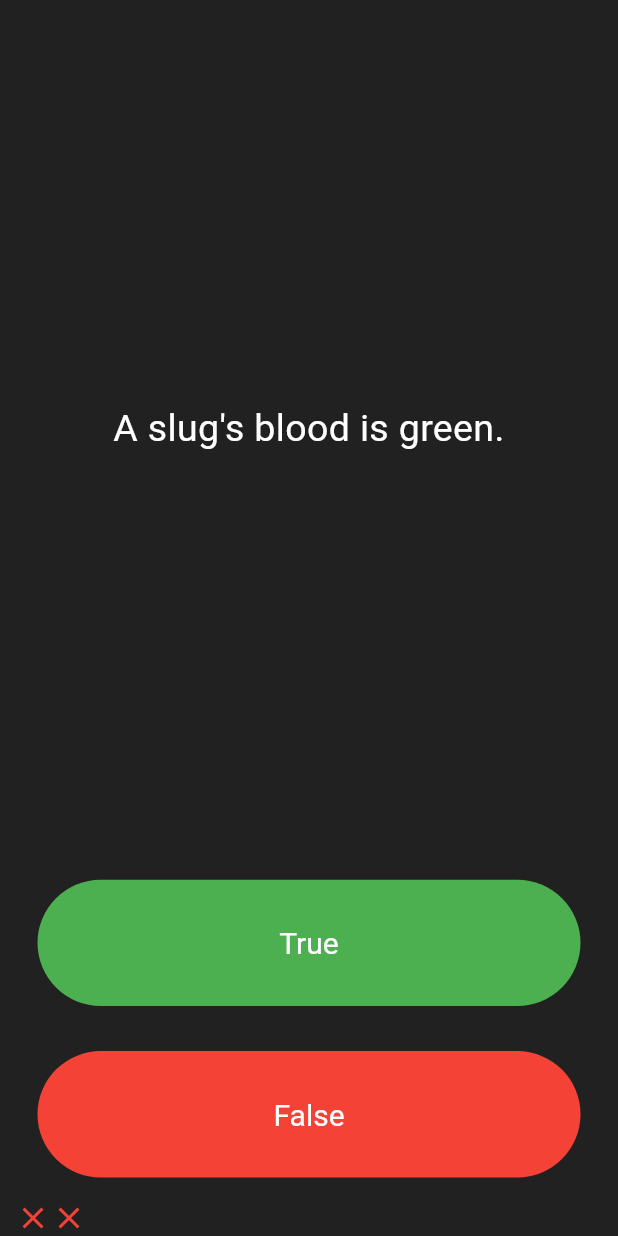
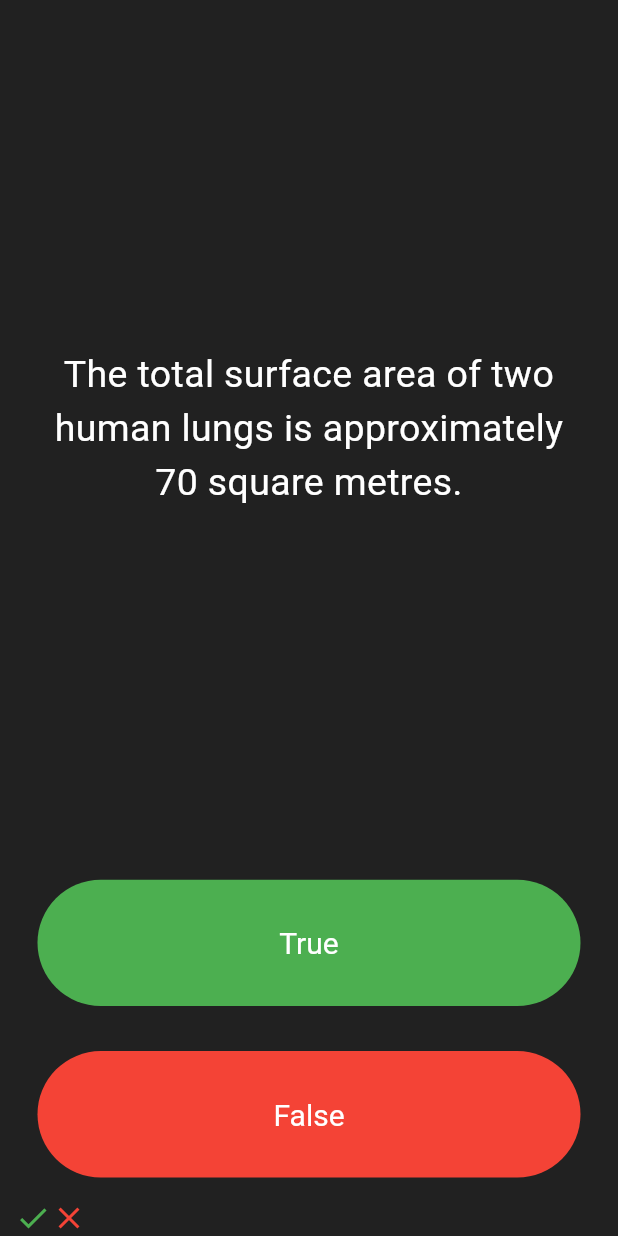
Before and after one commit to Harounjlassi/Quizzler-, a Flutter app: the screen it shows after launch, after a tap on "True", after a tap on "False", on a phone screen of 412 x 824 dp. Run offline on Flutter 3.47's test engine with Material 3 defaults, Android fonts, the phone set to English and light mode, and no system bars.

Commit message:
add question number

```diff
--- a/lib/QuizBrain.dart
+++ b/lib/QuizBrain.dart
@@ -1,15 +1,62 @@
 import 'package:quizzler/Question.dart';
 
 class QuizBrain {
-  int quetionNumber = 0;
-  List<Question> QuestionBank = [
+  int _questionNumber = 0;
+
+  List<Question> _QuestionBank = [
+    Question(questionText: "A slug's blood is green.", questionAnswer: true),
     Question(
-        questionText: 'You can lead a cow down stairs but not up stairs.',
+        questionText:
+            "Approximately one quarter of human bones are in the feet.",
+        questionAnswer: true),
+    Question(
+        questionText:
+            "The total surface area of two human lungs is approximately 70 square metres.",
+        questionAnswer: true),
+    Question(
+        questionText:
+            "In West Virginia, USA, if you accidentally hit an animal with your car, you are free to take it home to eat.",
+        questionAnswer: true),
+    Question(
+        questionText:
+            "In London, UK, if you happen to die in the House of Parliament, you are technically entitled to a state funeral, because the building is considered too sacred a place.",
+        questionAnswer: false),
+    Question(
+        questionText: "It is illegal to pee in the Ocean in Portugal.",
+        questionAnswer: true),
+    Question(
+        questionText: "You can lead a cow down stairs but not up stairs.",
+        questionAnswer: false),
+    Question(
+        questionText: "Google was originally called 'Backrub'.",
+        questionAnswer: true),
+    Question(
+        questionText: "Buzz Aldrin's mother's maiden name was 'Moon'.",
+        questionAnswer: true),
+    Question(
+        questionText:
+            "The loudest sound produced by any animal is 188 decibels. That animal is the African Elephant.",
         questionAnswer: false),
     Question(
         questionText:
-            'Approximately one quarter of human bones are in the feet.',
-        questionAnswer: true),
-    Question(questionText: 'A slug\'s blood is green.', questionAnswer: true)
+            "No piece of square dry paper can be folded in half more than 7 times.",
+        questionAnswer: false),
+    Question(
+        questionText:
+            "Chocolate affects a dog's heart and nervous system; a few ounces are enough to kill a small dog.",
+        questionAnswer: true)
   ];
+  void nextQuestion() {
+    if (_questionNumber < _QuestionBank.length - 1) {
+      _questionNumber++;
+    }
+  }
+
+  bool getCorrectAnswer() {
+    return _QuestionBank[_questionNumber].questionAnswer;
+  }
+
+  String getQuestionText() {
+    return _QuestionBank[_questionNumber].questionText;
+  }
 }
--- a/lib/main.dart
+++ b/lib/main.dart
@@ -2,6 +2,9 @@ import 'dart:collection';
 
 import 'package:flutter/material.dart';
 import 'package:quizzler/Question.dart';
+import 'package:quizzler/QuizBrain.dart';
+
+QuizBrain qb = new QuizBrain();
 
 void main() => runApp(Quizzler());
 
@@ -29,9 +32,11 @@ class QuizPage extends StatefulWidget {
 }
 
 class _QuizPageState extends State<QuizPage> {
+  //List<Question> QuestionBank = qb.QuestionBank;
+
   List<Widget> scoreKeeper = [];
   void checkAnswer(bool userPickedAnswer) {
-    bool correctAnswers = QuestionBank[quetionNumber].questionAnswer;
+    bool correctAnswers = qb.getCorrectAnswer();
     Icon ic;
     if (userPickedAnswer == correctAnswers) {
       ic = Icon(Icons.check, color: Colors.green);
@@ -45,7 +50,7 @@ class _QuizPageState extends State<QuizPage> {
       scoreKeeper.add(
         ic,
       );
-      quetionNumber++;
+      qb.nextQuestion();
     });
   }
 
@@ -55,8 +60,7 @@ class _QuizPageState extends State<QuizPage> {
     'A slug\'s blood is green.'
   ];
   List<bool> answers = [false, true, true];
-  int quetionNumber = 0;
-  List<Question> QuestionBank = [
+  List<Question> QuestionBan = [
     Question(
         questionText: 'You can lead a cow down stairs but not up stairs.',
         questionAnswer: false),
@@ -66,6 +70,7 @@ class _QuizPageState extends State<QuizPage> {
         questionAnswer: true),
     Question(questionText: 'A slug\'s blood is green.', questionAnswer: true)
   ];
+
   @override
   Widget build(BuildContext context) {
     return Column(
@@ -78,7 +83,7 @@ class _QuizPageState extends State<QuizPage> {
             padding: EdgeInsets.all(10.0),
             child: Center(
               child: Text(
-                QuestionBank[quetionNumber].questionText,
+                qb.getQuestionText(),
                 textAlign: TextAlign.center,
                 style: TextStyle(
                   fontSize: 25.0,
```
